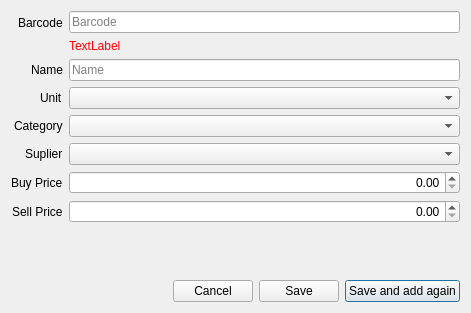
The window that libgui/item/additemdialog.ui (apinprastya/sultan) describes before a commit, drawn with Qt 5.
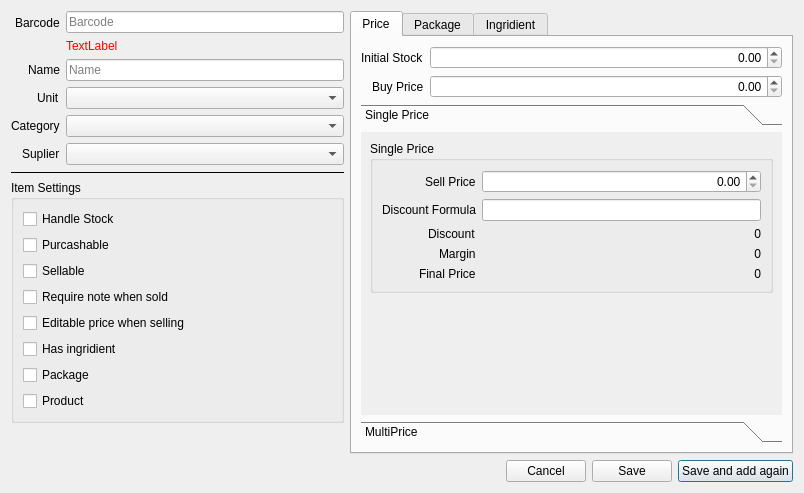
The same window after the commit. Icons and pictures are not drawn. Custom widgets are drawn as their Qt base class.

```diff
--- a/libgui/item/additemdialog.ui
+++ b/libgui/item/additemdialog.ui
@@ -6,8 +6,8 @@
    <rect>
     <x>0</x>
     <y>0</y>
-    <width>471</width>
-    <height>313</height>
+    <width>804</width>
+    <height>493</height>
    </rect>
   </property>
   <property name="windowTitle">
@@ -18,6 +18,25 @@
   </property>
   <layout class="QVBoxLayout" name="verticalLayout">
    <item>
+    <layout class="QHBoxLayout" name="horizontalLayout_2" stretch="3,4">
+     <property name="leftMargin">
+      <number>0</number>
+     </property>
+     <property name="topMargin">
+      <number>0</number>
+     </property>
+     <property name="rightMargin">
+      <number>0</number>
+     </property>
+     <item>
+      <layout class="QVBoxLayout" name="verticalLayout_6">
+       <property name="leftMargin">
+        <number>0</number>
+       </property>
+       <property name="bottomMargin">
+        <number>0</number>
+       </property>
+       <item>
     <layout class="QFormLayout" name="formLayout">
      <property name="labelAlignment">
       <set>Qt::AlignRight|Qt::AlignTrailing|Qt::AlignVCenter</set>
@@ -67,6 +86,16 @@
        </property>
       </widget>
      </item>
+         <item row="2" column="0">
+          <widget class="QLabel" name="label_5">
+           <property name="text">
+            <string>Unit</string>
+           </property>
+          </widget>
+         </item>
+         <item row="2" column="1">
+          <widget class="QComboBox" name="comboUnit"/>
+         </item>
      <item row="3" column="0">
       <widget class="QLabel" name="label_3">
        <property name="text">
@@ -87,54 +116,414 @@
      <item row="4" column="1">
       <widget class="QComboBox" name="comboSuplier"/>
      </item>
-     <item row="5" column="0">
+        </layout>
+       </item>
+       <item>
+        <widget class="Line" name="line">
+         <property name="frameShadow">
+          <enum>QFrame::Plain</enum>
+         </property>
+         <property name="orientation">
+          <enum>Qt::Horizontal</enum>
+         </property>
+        </widget>
+       </item>
+       <item>
+        <widget class="QGroupBox" name="groupBox_2">
+         <property name="title">
+          <string>Item Settings</string>
+         </property>
+         <layout class="QVBoxLayout" name="verticalLayout_7">
+          <item>
+           <widget class="QCheckBox" name="checkStock">
+            <property name="text">
+             <string>Handle Stock</string>
+            </property>
+           </widget>
+          </item>
+          <item>
+           <widget class="QCheckBox" name="checkPurchase">
+            <property name="text">
+             <string>Purcashable</string>
+            </property>
+           </widget>
+          </item>
+          <item>
+           <widget class="QCheckBox" name="checkSell">
+            <property name="text">
+             <string>Sellable</string>
+            </property>
+           </widget>
+          </item>
+          <item>
+           <widget class="QCheckBox" name="checkNote">
+            <property name="text">
+             <string>Require note when sold</string>
+            </property>
+           </widget>
+          </item>
+          <item>
+           <widget class="QCheckBox" name="checkEditPrice">
+            <property name="text">
+             <string>Editable price when selling</string>
+            </property>
+           </widget>
+          </item>
+          <item>
+           <widget class="QCheckBox" name="checkIngridient">
+            <property name="text">
+             <string>Has ingridient</string>
+            </property>
+           </widget>
+          </item>
+          <item>
+           <widget class="QCheckBox" name="checkPackage">
+            <property name="text">
+             <string>Package</string>
+            </property>
+           </widget>
+          </item>
+          <item>
+           <widget class="QCheckBox" name="checkProduct">
+            <property name="text">
+             <string>Product</string>
+            </property>
+           </widget>
+          </item>
+         </layout>
+        </widget>
+       </item>
+       <item>
+        <spacer name="verticalSpacer">
+         <property name="orientation">
+          <enum>Qt::Vertical</enum>
+         </property>
+         <property name="sizeHint" stdset="0">
+          <size>
+           <width>20</width>
+           <height>40</height>
+          </size>
+         </property>
+        </spacer>
+       </item>
+      </layout>
+     </item>
+     <item>
+      <widget class="QTabWidget" name="tabWidget">
+       <property name="tabPosition">
+        <enum>QTabWidget::North</enum>
+       </property>
+       <property name="currentIndex">
+        <number>0</number>
+       </property>
+       <widget class="QWidget" name="price">
+        <attribute name="title">
+         <string>Price</string>
+        </attribute>
+        <layout class="QVBoxLayout" name="verticalLayout_3">
+         <item>
+          <layout class="QFormLayout" name="formLayout_2">
+           <property name="labelAlignment">
+            <set>Qt::AlignRight|Qt::AlignTrailing|Qt::AlignVCenter</set>
+           </property>
+           <item row="1" column="0">
       <widget class="QLabel" name="label_6">
        <property name="text">
         <string>Buy Price</string>
        </property>
       </widget>
      </item>
-     <item row="5" column="1">
+           <item row="1" column="1">
       <widget class="QDoubleSpinBox" name="doubleBuyPrice">
        <property name="alignment">
         <set>Qt::AlignRight|Qt::AlignTrailing|Qt::AlignVCenter</set>
        </property>
        <property name="maximum">
+              <double>100000000.000000000000000</double>
+             </property>
+            </widget>
+           </item>
+           <item row="0" column="0">
+            <widget class="QLabel" name="labelStock">
+             <property name="text">
+              <string>Initial Stock</string>
+             </property>
+            </widget>
+           </item>
+           <item row="0" column="1">
+            <widget class="QDoubleSpinBox" name="doubleStock">
+             <property name="alignment">
+              <set>Qt::AlignRight|Qt::AlignTrailing|Qt::AlignVCenter</set>
+             </property>
+             <property name="maximum">
         <double>1000000.000000000000000</double>
        </property>
       </widget>
      </item>
-     <item row="6" column="0">
-      <widget class="QLabel" name="label_7">
+          </layout>
+         </item>
+         <item>
+          <widget class="QToolBox" name="toolBoxPrice">
+           <property name="currentIndex">
+            <number>0</number>
+           </property>
+           <widget class="QWidget" name="pageSinglePrice">
+            <property name="geometry">
+             <rect>
+              <x>0</x>
+              <y>0</y>
+              <width>423</width>
+              <height>281</height>
+             </rect>
+            </property>
+            <attribute name="label">
+             <string>Single Price</string>
+            </attribute>
+            <layout class="QVBoxLayout" name="verticalLayout_5">
+             <item>
+              <widget class="QGroupBox" name="groupSinglePrice">
+               <property name="title">
+                <string>Single Price</string>
+               </property>
+               <layout class="QFormLayout" name="formLayout_5">
+                <property name="labelAlignment">
+                 <set>Qt::AlignRight|Qt::AlignTrailing|Qt::AlignVCenter</set>
+                </property>
+                <item row="4" column="1">
+                 <widget class="QLabel" name="labelFinalPrice">
        <property name="text">
-        <string>Sell Price</string>
-       </property>
-      </widget>
-     </item>
-     <item row="6" column="1">
+                   <string>0</string>
+                  </property>
+                  <property name="alignment">
+                   <set>Qt::AlignRight|Qt::AlignTrailing|Qt::AlignVCenter</set>
+                  </property>
+                 </widget>
+                </item>
+                <item row="4" column="0">
+                 <widget class="QLabel" name="label_22">
+                  <property name="text">
+                   <string>Final Price</string>
+                  </property>
+                 </widget>
+                </item>
+                <item row="2" column="1">
+                 <widget class="QLabel" name="labelPriceDiscount">
+                  <property name="text">
+                   <string>0</string>
+                  </property>
+                  <property name="alignment">
+                   <set>Qt::AlignRight|Qt::AlignTrailing|Qt::AlignVCenter</set>
+                  </property>
+                 </widget>
+                </item>
+                <item row="2" column="0">
+                 <widget class="QLabel" name="label_21">
+                  <property name="text">
+                   <string>Discount</string>
+                  </property>
+                 </widget>
+                </item>
+                <item row="1" column="1">
+                 <widget class="QLineEdit" name="lineDiscountFormula"/>
+                </item>
+                <item row="1" column="0">
+                 <widget class="QLabel" name="label_20">
+                  <property name="text">
+                   <string>Discount Formula</string>
+                  </property>
+                 </widget>
+                </item>
+                <item row="0" column="1">
       <widget class="QDoubleSpinBox" name="doubleSellPrice">
        <property name="alignment">
         <set>Qt::AlignRight|Qt::AlignTrailing|Qt::AlignVCenter</set>
        </property>
        <property name="maximum">
-        <double>1000000.000000000000000</double>
+                   <double>100000000.000000000000000</double>
+                  </property>
+                 </widget>
+                </item>
+                <item row="0" column="0">
+                 <widget class="QLabel" name="label_7">
+                  <property name="text">
+                   <string>Sell Price</string>
+                  </property>
+                 </widget>
+                </item>
+                <item row="3" column="0">
+                 <widget class="QLabel" name="label_13">
+                  <property name="text">
+                   <string>Margin</string>
+                  </property>
+                 </widget>
+                </item>
+                <item row="3" column="1">
+                 <widget class="QLabel" name="labelPriceMargin">
+                  <property name="text">
+                   <string>0</string>
+                  </property>
+                  <property name="alignment">
+                   <set>Qt::AlignRight|Qt::AlignTrailing|Qt::AlignVCenter</set>
+                  </property>
+                 </widget>
+                </item>
+               </layout>
+              </widget>
+             </item>
+             <item>
+              <spacer name="verticalSpacer_3">
+               <property name="orientation">
+                <enum>Qt::Vertical</enum>
+               </property>
+               <property name="sizeHint" stdset="0">
+                <size>
+                 <width>20</width>
+                 <height>131</height>
+                </size>
+               </property>
+              </spacer>
+             </item>
+            </layout>
+            <zorder>groupSinglePrice</zorder>
+            <zorder>verticalSpacer_3</zorder>
+           </widget>
+           <widget class="QWidget" name="pageMultiPrice">
+            <property name="geometry">
+             <rect>
+              <x>0</x>
+              <y>0</y>
+              <width>423</width>
+              <height>281</height>
+             </rect>
+            </property>
+            <attribute name="label">
+             <string>MultiPrice</string>
+            </attribute>
+            <layout class="QVBoxLayout" name="verticalLayout_10">
+             <item>
+              <widget class="QGroupBox" name="groupMultiPrice">
+               <property name="title">
+                <string>Multi Price</string>
+               </property>
+               <property name="checkable">
+                <bool>true</bool>
+               </property>
+               <property name="checked">
+                <bool>false</bool>
+               </property>
+               <layout class="QVBoxLayout" name="verticalLayout_4">
+                <item>
+                 <widget class="LibGUI::TableWidget" name="tablePrice" native="true"/>
+                </item>
+               </layout>
+              </widget>
+             </item>
+            </layout>
+           </widget>
+          </widget>
+         </item>
+        </layout>
+       </widget>
+       <widget class="QWidget" name="package">
+        <attribute name="title">
+         <string>Package</string>
+        </attribute>
+        <layout class="QVBoxLayout" name="verticalLayout_8">
+         <item>
+          <widget class="QLabel" name="label_8">
+           <property name="text">
+            <string>This package contain this items</string>
+           </property>
+          </widget>
+         </item>
+         <item>
+          <layout class="QFormLayout" name="formLayout_3">
+           <property name="labelAlignment">
+            <set>Qt::AlignRight|Qt::AlignTrailing|Qt::AlignVCenter</set>
+           </property>
+           <item row="0" column="0">
+            <widget class="QLabel" name="label_9">
+             <property name="text">
+              <string>Item</string>
+             </property>
+            </widget>
+           </item>
+           <item row="0" column="1">
+            <layout class="QHBoxLayout" name="horizontalLayout_3">
+             <property name="bottomMargin">
+              <number>0</number>
+             </property>
+             <item>
+              <widget class="QLineEdit" name="linePackageItem">
+               <property name="readOnly">
+                <bool>true</bool>
+               </property>
+              </widget>
+             </item>
+             <item>
+              <widget class="QPushButton" name="pushPackageItem">
+               <property name="text">
+                <string/>
+               </property>
+               <property name="icon">
+                <iconset resource="../../sultan/sultan.qrc">
+                 <normaloff>:/images/16x16/blue-document-search-result.png</normaloff>:/images/16x16/blue-document-search-result.png</iconset>
+               </property>
+               <property name="autoDefault">
+                <bool>false</bool>
+               </property>
+              </widget>
+             </item>
+            </layout>
+           </item>
+           <item row="1" column="1">
+            <widget class="QLabel" name="labelPackageName">
+             <property name="text">
+              <string/>
        </property>
       </widget>
      </item>
      <item row="2" column="0">
-      <widget class="QLabel" name="label_5">
+            <widget class="QLabel" name="label_10">
        <property name="text">
-        <string>Unit</string>
+              <string>Quantity</string>
        </property>
       </widget>
      </item>
      <item row="2" column="1">
-      <widget class="QComboBox" name="comboUnit"/>
+            <widget class="QDoubleSpinBox" name="doublePackageQty">
+             <property name="alignment">
+              <set>Qt::AlignRight|Qt::AlignTrailing|Qt::AlignVCenter</set>
+             </property>
+             <property name="maximum">
+              <double>1000000.000000000000000</double>
+             </property>
+             <property name="value">
+              <double>1.000000000000000</double>
+             </property>
+            </widget>
+           </item>
+           <item row="3" column="0">
+            <widget class="QLabel" name="label_12">
+             <property name="text">
+              <string>Package Price</string>
+             </property>
+            </widget>
+           </item>
+           <item row="3" column="1">
+            <widget class="QLabel" name="labelPackagePrice">
+             <property name="text">
+              <string>0</string>
+             </property>
+             <property name="alignment">
+              <set>Qt::AlignRight|Qt::AlignTrailing|Qt::AlignVCenter</set>
+             </property>
+            </widget>
      </item>
     </layout>
    </item>
    <item>
-    <spacer name="verticalSpacer">
+          <spacer name="verticalSpacer_2">
      <property name="orientation">
       <enum>Qt::Vertical</enum>
      </property>
@@ -145,6 +534,70 @@
       </size>
      </property>
     </spacer>
+         </item>
+        </layout>
+       </widget>
+       <widget class="QWidget" name="ingridient">
+        <attribute name="title">
+         <string>Ingridient</string>
+        </attribute>
+        <layout class="QVBoxLayout" name="verticalLayout_9">
+         <item>
+          <widget class="LibGUI::TableWidget" name="widget" native="true"/>
+         </item>
+         <item>
+          <widget class="Line" name="line_2">
+           <property name="frameShadow">
+            <enum>QFrame::Plain</enum>
+           </property>
+           <property name="orientation">
+            <enum>Qt::Horizontal</enum>
+           </property>
+          </widget>
+         </item>
+         <item>
+          <layout class="QFormLayout" name="formLayout_4">
+           <item row="0" column="0">
+            <widget class="QLabel" name="label_16">
+             <property name="text">
+              <string>Buy Price</string>
+             </property>
+            </widget>
+           </item>
+           <item row="1" column="0">
+            <widget class="QLabel" name="label_17">
+             <property name="text">
+              <string>Sell Price</string>
+             </property>
+            </widget>
+           </item>
+           <item row="0" column="1">
+            <widget class="QLabel" name="labelIngridientPrice">
+             <property name="text">
+              <string>0</string>
+             </property>
+             <property name="alignment">
+              <set>Qt::AlignRight|Qt::AlignTrailing|Qt::AlignVCenter</set>
+             </property>
+            </widget>
+           </item>
+           <item row="1" column="1">
+            <widget class="QLabel" name="labelIngridientSellPrice">
+             <property name="text">
+              <string>0</string>
+             </property>
+             <property name="alignment">
+              <set>Qt::AlignRight|Qt::AlignTrailing|Qt::AlignVCenter</set>
+             </property>
+            </widget>
+           </item>
+          </layout>
+         </item>
+        </layout>
+       </widget>
+      </widget>
+     </item>
+    </layout>
    </item>
    <item>
     <layout class="QHBoxLayout" name="horizontalLayout">
@@ -195,6 +648,14 @@
    </item>
   </layout>
  </widget>
+ <customwidgets>
+  <customwidget>
+   <class>LibGUI::TableWidget</class>
+   <extends>QWidget</extends>
+   <header location="global">tablewidget.h</header>
+   <container>1</container>
+  </customwidget>
+ </customwidgets>
  <tabstops>
   <tabstop>lineBarcode</tabstop>
   <tabstop>lineName</tabstop>
```
Left out of the diff: 19 changed lines with no effect on the pictures. Lines whose indentation alone changed are shown as unchanged.
